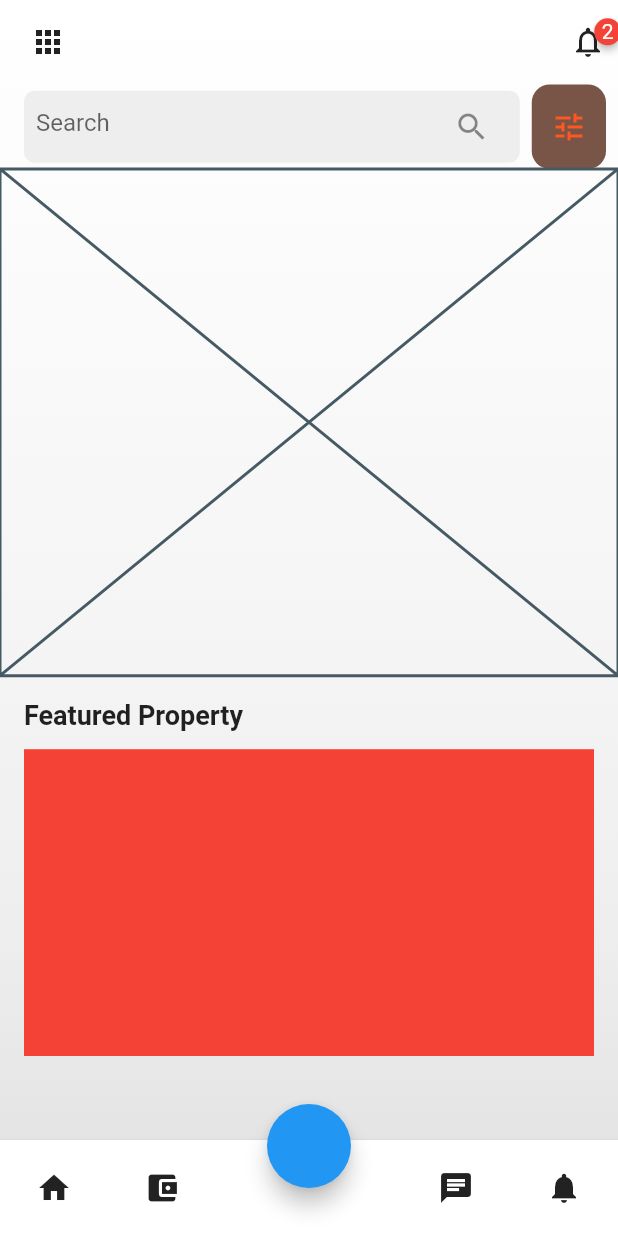
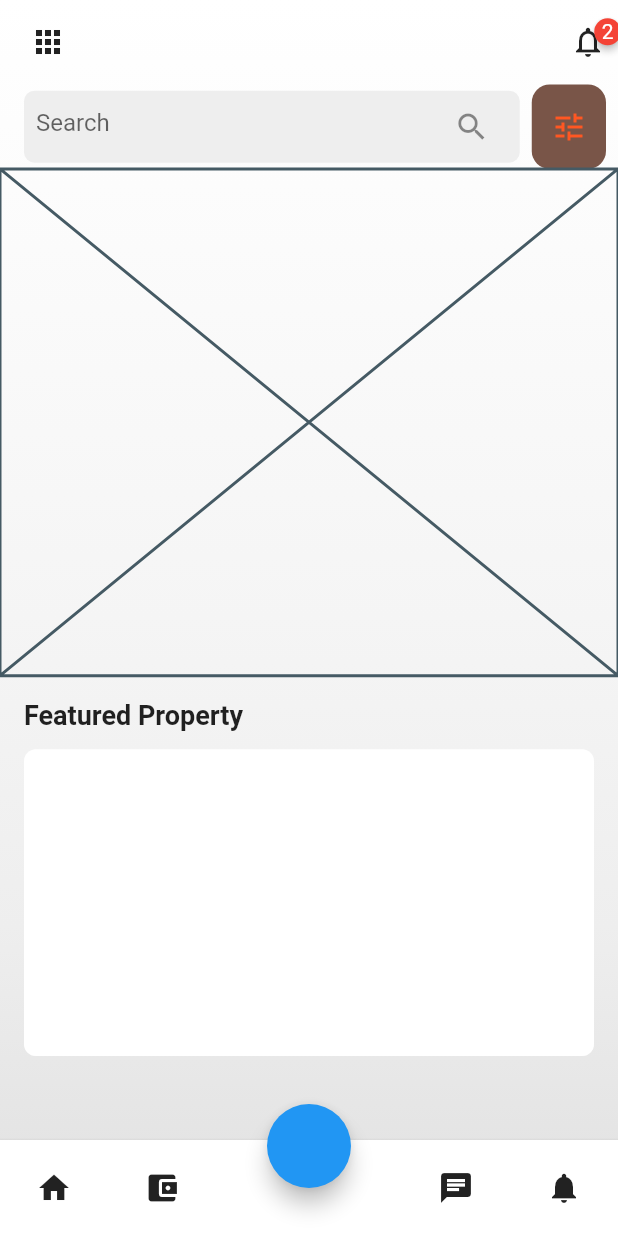
Before and after one commit to JAICHANGPARK/flutter_notebook_11th_story, a Flutter app: the screen it shows after launch, on a phone screen of 412 x 824 dp. Run offline on Flutter 3.47's test engine with Material 2 defaults, Android fonts, the phone set to English and light mode, and no system bars; drawn by our look-alikes of badges; our stand-ins replace backdrop, flutter_inner_drawer, flutter_slidable, flutter_swiper, google_fonts.

Commit message:
Update real_estate_home_page.dart

```diff
--- a/lib/ep731_real_estate_app/ui/real_estate_home_page.dart
+++ b/lib/ep731_real_estate_app/ui/real_estate_home_page.dart
@@ -162,9 +162,14 @@ class _RealEstateHomePageState extends State<RealEstateHomePage> {
                           ),),
                           Expanded(child: Padding(
                             padding: const EdgeInsets.symmetric(vertical: 12, ),
-                            child: Container(
-                              decoration: BoxDecoration(
-                                color: Colors.red
+                            child: PhysicalModel(
+                              color: Colors.grey[100]!,
+                              borderRadius: BorderRadius.circular(8),
+                              child: Container(
+                                decoration: BoxDecoration(
+                                  color: Colors.white,
+                                  borderRadius: BorderRadius.circular(8)
+                                ),
                               ),
                             ),
                           ))
```
